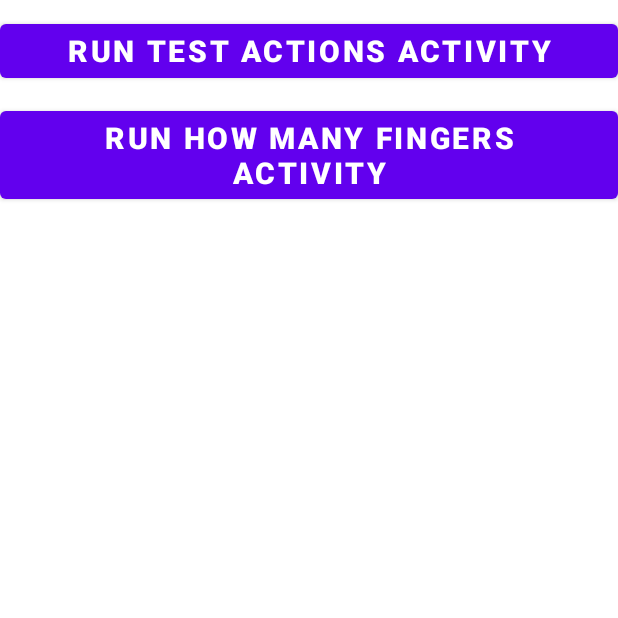
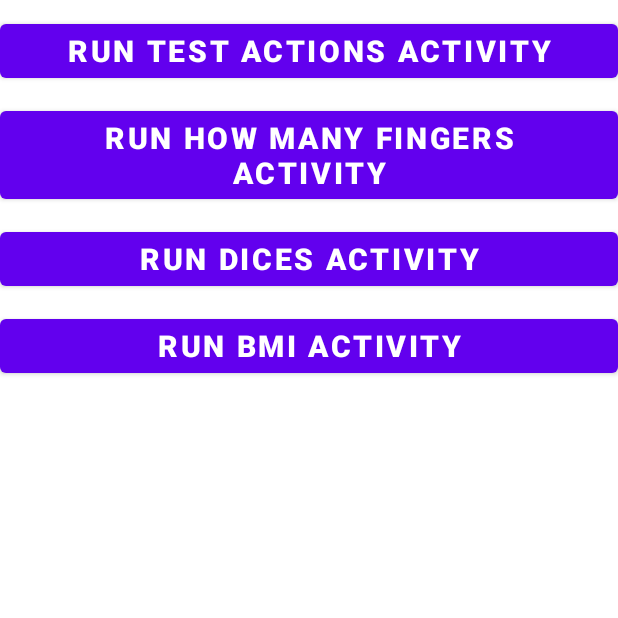
Before and after one commit to KipinskiPiotr/MobileSystems, an Android app: the MenuActivity screen opened directly, with no data from a screen before it, on a phone screen of 412 x 824 dp, the top half of it. Run offline under Robolectric (Android 15) with nearby library versions, the phone set to English and light mode, and no system bars.

Commit message:
Android lab 2 finished

```diff
--- a/Android/lab1/PiotrKipinskiHelloWorld/app/src/main/AndroidManifest.xml
+++ b/Android/lab1/PiotrKipinskiHelloWorld/app/src/main/AndroidManifest.xml
@@ -9,6 +9,12 @@
         android:roundIcon="@mipmap/ic_launcher_round"
         android:supportsRtl="true"
         android:theme="@style/Theme.PiotrKipinskiHelloWorld">
+        <activity
+            android:name=".BmiActivity"
+            android:exported="false" />
+        <activity
+            android:name=".DicesActivity"
+            android:exported="false" />
         <activity
             android:name=".HowManyFingersActivity"
             android:exported="false" />
--- a/Android/lab1/PiotrKipinskiHelloWorld/app/src/main/java/com/example/piotrkipinskihelloworld/HowManyFingersActivity.kt
+++ b/Android/lab1/PiotrKipinskiHelloWorld/app/src/main/java/com/example/piotrkipinskihelloworld/HowManyFingersActivity.kt
@@ -17,7 +17,7 @@ class HowManyFingersActivity : AppCompatActivity() {
             Toast.makeText(this, "You have to pick a number first!", Toast.LENGTH_LONG).show()
             return
         }
-        val randomNumber = Random.nextInt(1, 10)
+        val randomNumber = Random.nextInt(1, 11)
         val userNumber = number_edit_text.text.toString().toInt()
         if (randomNumber == userNumber) {
             result_text_view.text = "Congratulations! You guessed right!"
--- a/Android/lab1/PiotrKipinskiHelloWorld/app/src/main/res/layout/activity_menu.xml
+++ b/Android/lab1/PiotrKipinskiHelloWorld/app/src/main/res/layout/activity_menu.xml
@@ -23,4 +23,24 @@
         android:onClick="runHowManyFingersActivity"
         android:textSize="20sp"
         android:textStyle="bold"/>
+
+    <Button
+        android:id="@+id/run_dices_activity_button"
+        android:layout_width="match_parent"
+        android:layout_height="wrap_content"
+        android:layout_marginTop="10sp"
+        android:text="Run dices activity"
+        android:onClick="runDicesActivity"
+        android:textSize="20sp"
+        android:textStyle="bold"/>
+
+    <Button
+        android:id="@+id/run_bmi_activity_button"
+        android:layout_width="match_parent"
+        android:layout_height="wrap_content"
+        android:layout_marginTop="10sp"
+        android:text="Run BMI activity"
+        android:onClick="runBmiActivity"
+        android:textSize="20sp"
+        android:textStyle="bold"/>
 </LinearLayout>
--- a/Android/lab1/PiotrKipinskiHelloWorld/app/src/main/res/layout/dice_layout.xml
+++ b/Android/lab1/PiotrKipinskiHelloWorld/app/src/main/res/layout/dice_layout.xml
@@ -36,6 +36,7 @@
         android:textColor="@android:color/black"
         android:layout_alignParentBottom="true"
         android:layout_centerHorizontal="true"
-        android:layout_marginBottom="10sp"/>
+        android:layout_marginBottom="10sp"
+        android:onClick="rollTheDices"/>
 
 </RelativeLayout>
```
Also changed, not shown: Android/lab1/PiotrKipinskiHelloWorld/app/src/main/java/com/example/piotrkipinskihelloworld/BmiActivity.kt (added, +38 -0 lines), Android/lab1/PiotrKipinskiHelloWorld/app/src/main/java/com/example/piotrkipinskihelloworld/BmiCategory.kt (added, +8 -0 lines), Android/lab1/PiotrKipinskiHelloWorld/app/src/main/java/com/example/piotrkipinskihelloworld/DicesActivity.kt (added, +32 -0 lines), Android/lab1/PiotrKipinskiHelloWorld/app/src/main/java/com/example/piotrkipinskihelloworld/MenuActivity.kt (+10 -0 lines), Android/lab1/PiotrKipinskiHelloWorld/app/src/main/res/layout/bmi_layout.xml (+6 -4 lines).
